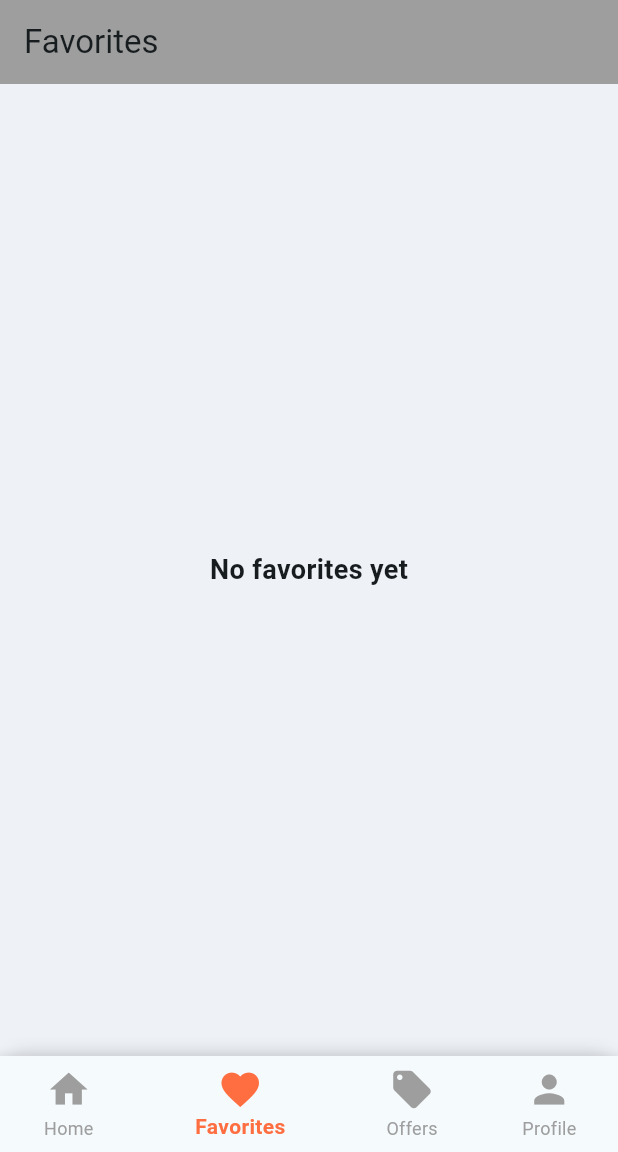
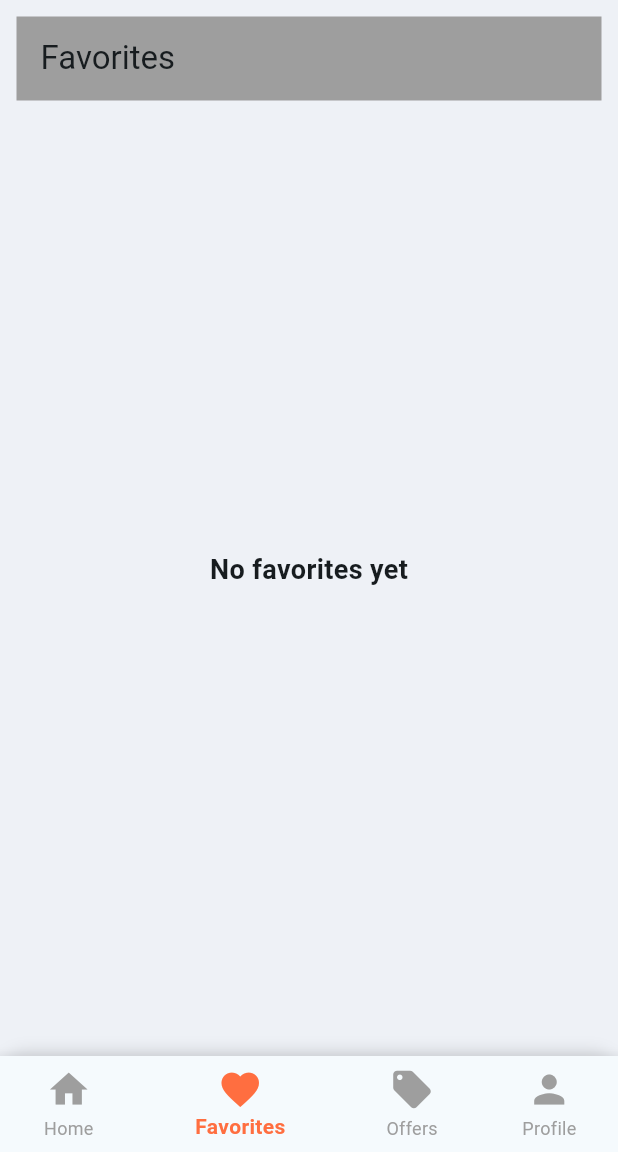
Before and after one commit to manojprabhakar24/chennai_food_street, a Flutter app: the screen it shows after launch, item 2 of the bottom bar chosen, on a phone screen of 412 x 824 dp, the part 84-1236 px from its top. Run offline on Flutter 3.47's test engine with Material 3 defaults, Android fonts, the phone set to English and light mode, and no system bars; drawn by our look-alikes of badges; Roboto replaces fonts that are missing (Biofit).

Commit message:
Skyrich1

```diff
--- a/lib/screens/main_screen.dart
+++ b/lib/screens/main_screen.dart
@@ -42,7 +42,8 @@ class _RestaurantHomepageState extends State<RestaurantHomepage> {
               color: Colors.white, // Font color
             ),
           ),
-        ),        backgroundColor: Colors.deepOrangeAccent,
+        ),
+        backgroundColor: Colors.deepOrangeAccent,
         actions: [
           Consumer<MenuProvider>(
             builder: (context, menuProvider, child) {
@@ -53,7 +54,6 @@ class _RestaurantHomepageState extends State<RestaurantHomepage> {
                     menuProvider.cartItems.length.toString(),
                     style: TextStyle(color: Colors.white),
                   ),
-
                   child: IconButton(
                     icon: Icon(Icons.shopping_cart),
                     onPressed: () {
@@ -63,16 +63,19 @@ class _RestaurantHomepageState extends State<RestaurantHomepage> {
                         MaterialPageRoute(builder: (context) => CartScreen()),
                       );
                     },
-                )
-              ));
+                  ),
+                ),
+              );
             },
-          )
-
+          ),
         ],
       ),
       body: AnimatedSwitcher(
         duration: Duration(milliseconds: 300),
+        child: Padding(
+          padding: EdgeInsets.all(11.0), // Add padding around each screen
           child: _pages[_currentIndex], // Smooth page transition
+        ),
       ),
       bottomNavigationBar: AnimatedContainer(
         duration: Duration(milliseconds: 300),
```
Lines whose indentation alone changed are shown as unchanged.
